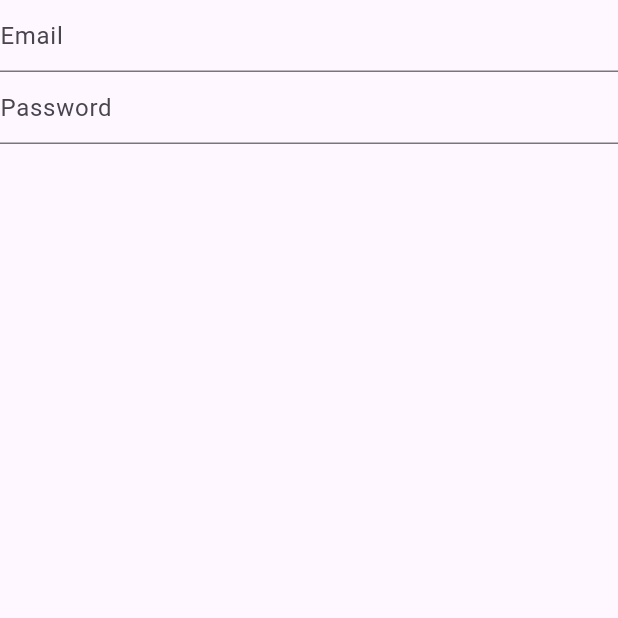
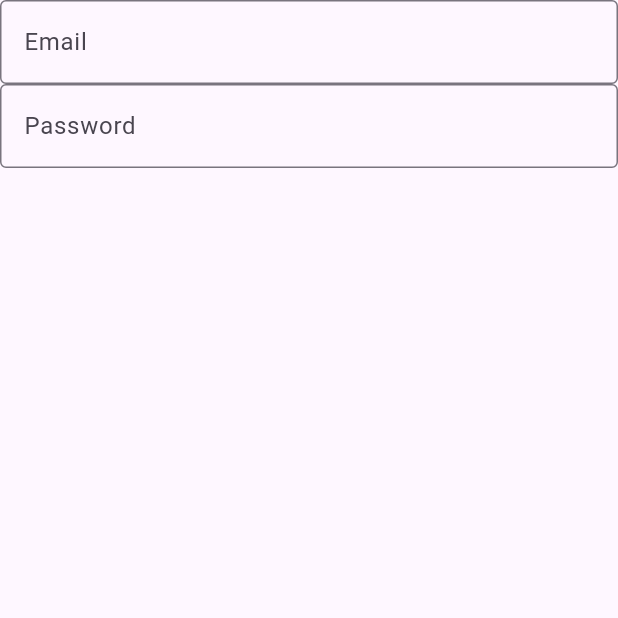
Before and after one commit to RAFAT25/My-way, a Flutter app: the SingUp screen opened directly, on a phone screen of 412 x 824 dp, the top half of it. Run offline on Flutter 3.47's test engine with Material 3 defaults, Android fonts, the phone set to English and light mode, and no system bars.

Commit message:
Update singup.dart
add styel new

```diff
--- a/lib/singup.dart
+++ b/lib/singup.dart
@@ -12,6 +12,12 @@ class SingUp extends StatelessWidget {
           child:TextField(
             decoration: InputDecoration(
               hintText: "Email",
+
+              border: OutlineInputBorder(
+                borderSide: BorderSide(
+                  color: Colors.black,
+                ),
+              ),
             ),
           ),
          ),
@@ -19,6 +25,11 @@ class SingUp extends StatelessWidget {
           child:TextField(
             decoration: InputDecoration(
               hintText: "Password",
+              border: OutlineInputBorder(
+                borderSide: BorderSide(
+                  color: Colors.black,
+                ),
+              ),
             ),
           ),
          ),
```
